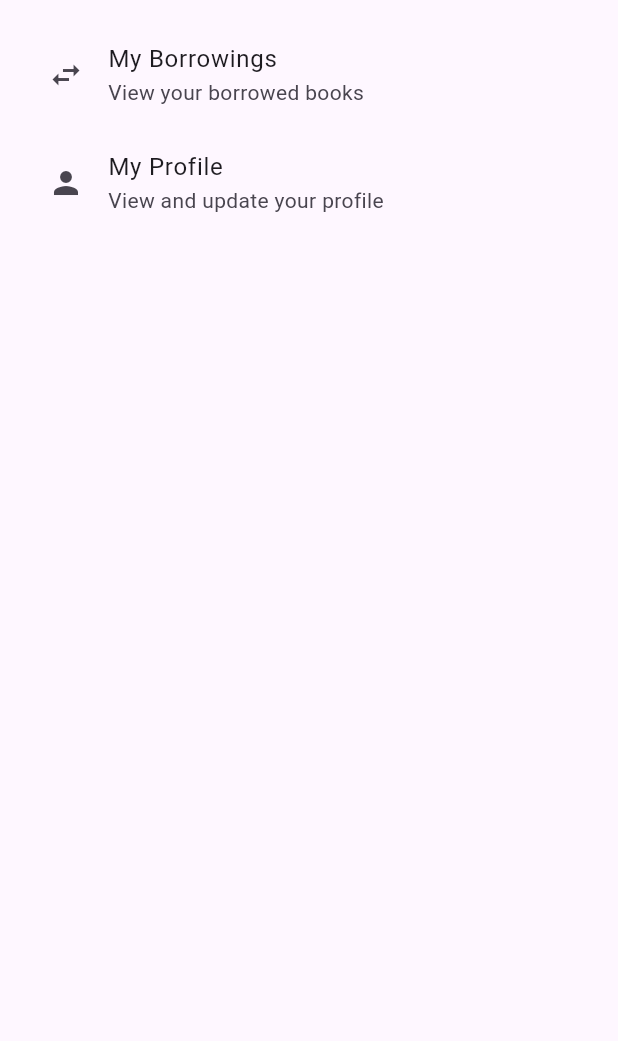
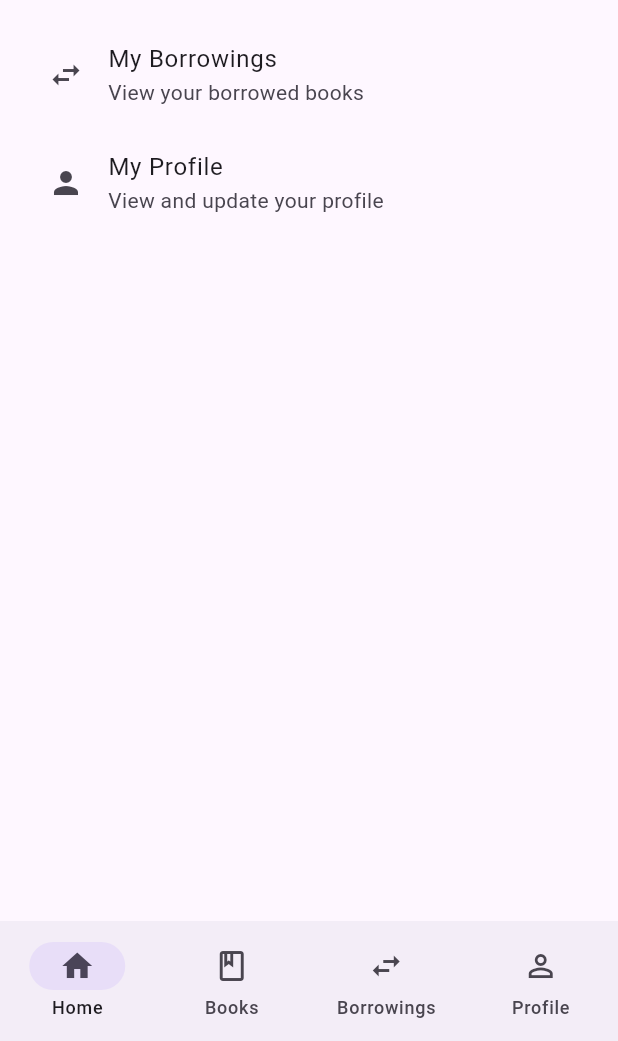
Before and after one commit to Dinura-sanmith-asc/library_mobile_app, a Flutter app: the screen it shows after launch, on a phone screen of 412 x 824 dp, the part 195-1236 px from its top. Run offline on Flutter 3.47's test engine with Material 3 defaults, Android fonts, the phone set to English and light mode, and no system bars; our stand-ins replace flutter_riverpod, go_router.

Commit message:
Update app_router.dart Use a ShellRoute

```diff
--- a/lib/core/router/app_router.dart
+++ b/lib/core/router/app_router.dart
@@ -1,13 +1,21 @@
 import 'package:go_router/go_router.dart';
 
+import '../../features/books/presentation/pages/book_details_page.dart';
 import '../../features/books/presentation/pages/books_page.dart';
-import '../../features/books/presentation/pages/book_details_page.dart';
 import '../../features/borrowings/presentation/pages/my_borrowings_page.dart';
 import '../../features/home/presentation/pages/home_page.dart';
 import '../../features/profile/presentation/pages/profile_page.dart';
+import 'main_shell.dart';
 
 final appRouter = GoRouter(
   initialLocation: '/home',
+  routes: [
+    ShellRoute(
+      builder: (context, state, child) {
+        return MainShell(
+          child: child,
+        );
+      },
       routes: [
         GoRoute(
           path: '/home',
@@ -20,6 +28,20 @@ final appRouter = GoRouter(
           builder: (context, state) {
             return const BooksPage();
           },
+        ),
+        GoRoute(
+          path: '/my-borrowings',
+          builder: (context, state) {
+            return const MyBorrowingsPage();
+          },
+        ),
+        GoRoute(
+          path: '/profile',
+          builder: (context, state) {
+            return const ProfilePage();
+          },
+        ),
+      ],
     ),
 
     GoRoute(
@@ -34,18 +56,5 @@ final appRouter = GoRouter(
         );
       },
     ),
-
-    GoRoute(
-      path: '/my-borrowings',
-      builder: (context, state) {
-        return const MyBorrowingsPage();
-      },
-    ),
-    GoRoute(
-      path: '/profile',
-      builder: (context, state) {
-        return const ProfilePage();
-      },
-    ),
   ],
 );
```
Lines whose indentation alone changed are shown as unchanged.
